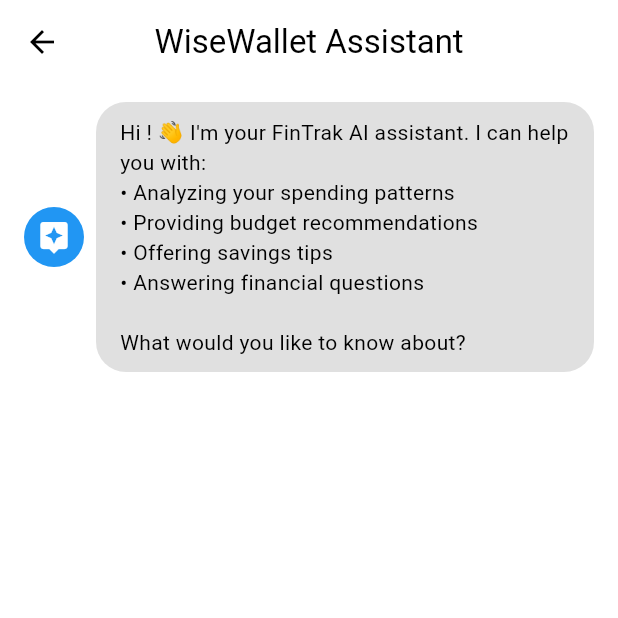
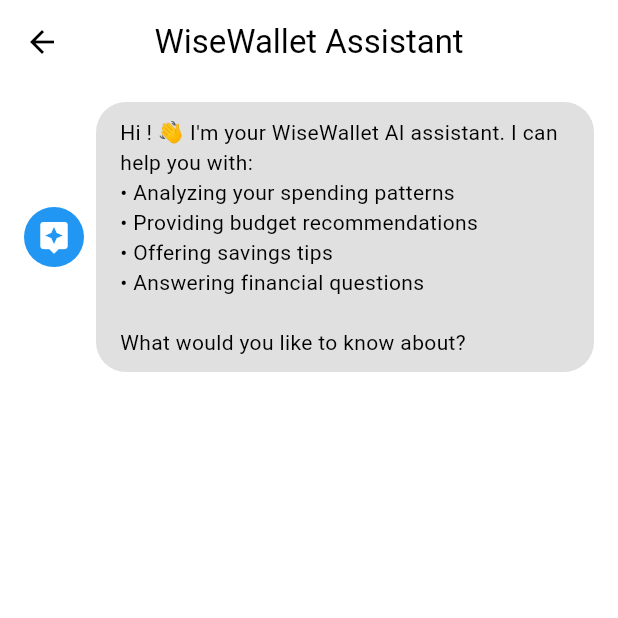
Before and after one commit to a04k/fintrak, a Flutter app: the ChatScreen screen opened directly, on a phone screen of 412 x 824 dp, the top half of it. Run offline on Flutter 3.47's test engine with Material 3 defaults, Android fonts, the phone set to English and light mode, and no system bars; our stand-ins replace flutter_speed_dial, google_generative_ai, hive, hive_flutter, image_picker, permission_handler and 1 more; missing offline and left inert: dart:html; accounts and stored records are empty.

Commit message:
another naming update - final

```diff
--- a/lib/screens/chat_screen.dart
+++ b/lib/screens/chat_screen.dart
@@ -31,7 +31,7 @@ class _ChatScreenState extends State<ChatScreen> {
     final userName = expenseProvider.userProfile?.name ?? "there";
 
     _addBotMessage(
-      "Hi $userName! 👋 I'm your FinTrak AI assistant. I can help you with:\n"
+      "Hi $userName! 👋 I'm your WiseWallet AI assistant. I can help you with:\n"
       "• Analyzing your spending patterns\n"
       "• Providing budget recommendations\n"
       "• Offering savings tips\n"
--- a/lib/services/ai_service.dart
+++ b/lib/services/ai_service.dart
@@ -38,7 +38,7 @@ class AIService {
       // Format spending categories
       final formattedCategories = _formatSpendingCategories(spendingByCategory);
 
-      // Create context for the AI
+      // context for the AI
       final context = '''
         User Profile:
         - Monthly Income: £${profile.monthlyIncome}
```
